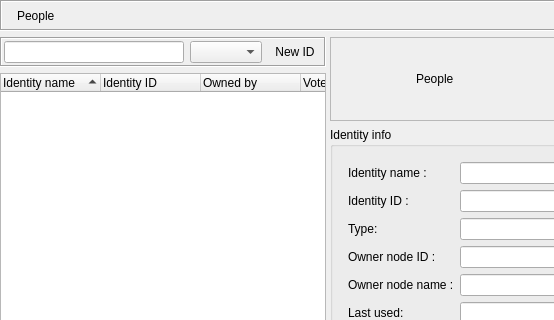
Qt form retroshare-gui/src/gui/Identity/IdDialog.ui (RetroShare/RetroShare) before a commit; both pictures show x 0 to 554 and y 0 to 320 of the 826 by 630 pixel window.
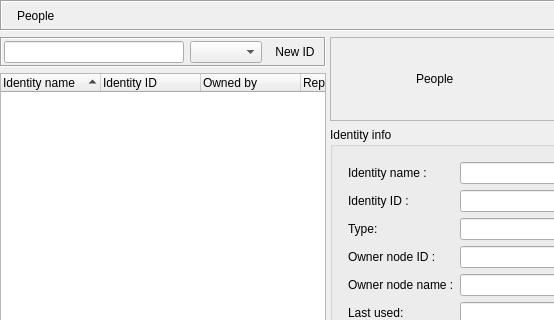
The same form after that commit. Icons and pictures are not drawn. Custom widgets are drawn as their Qt base class.

Commit message: Fixed Reputation display, and set text Alignment.

Patch:
```diff
--- a/retroshare-gui/src/gui/Identity/IdDialog.ui
+++ b/retroshare-gui/src/gui/Identity/IdDialog.ui
@@ -210,7 +210,10 @@
          </column>
          <column>
           <property name="text">
-           <string>Votes</string>
+           <string>Reputation</string>
+          </property>
+          <property name="textAlignment">
+           <set>AlignLeft|AlignVCenter</set>
           </property>
          </column>
         </widget>
```
The commit also changes 1 other file.
